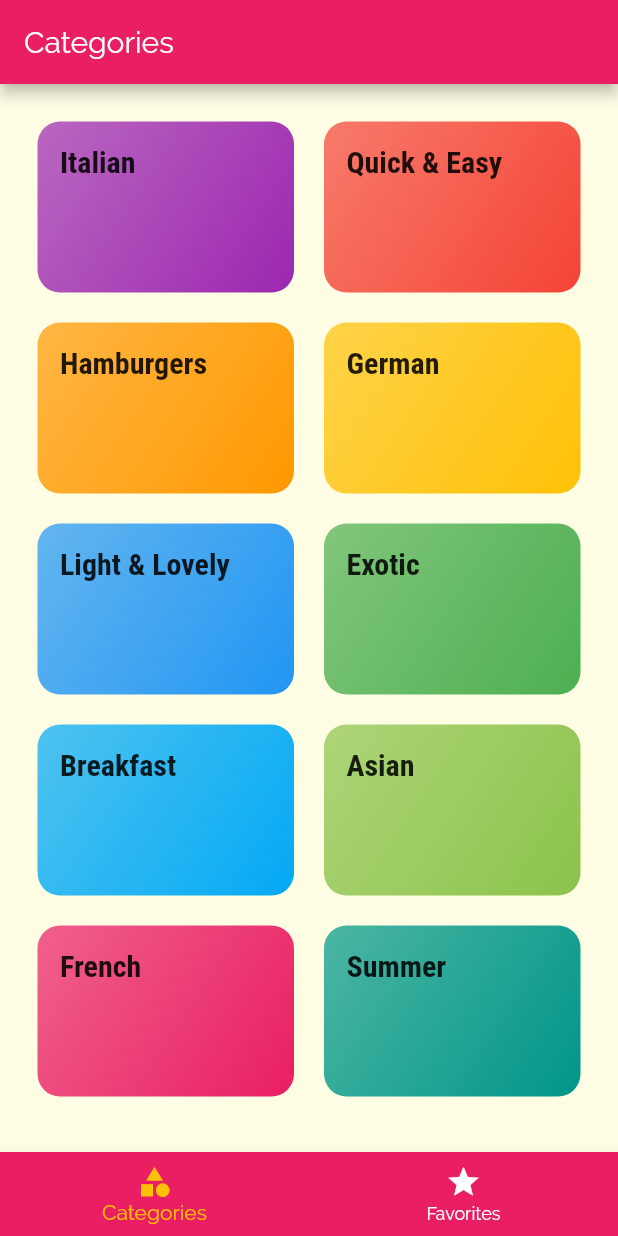
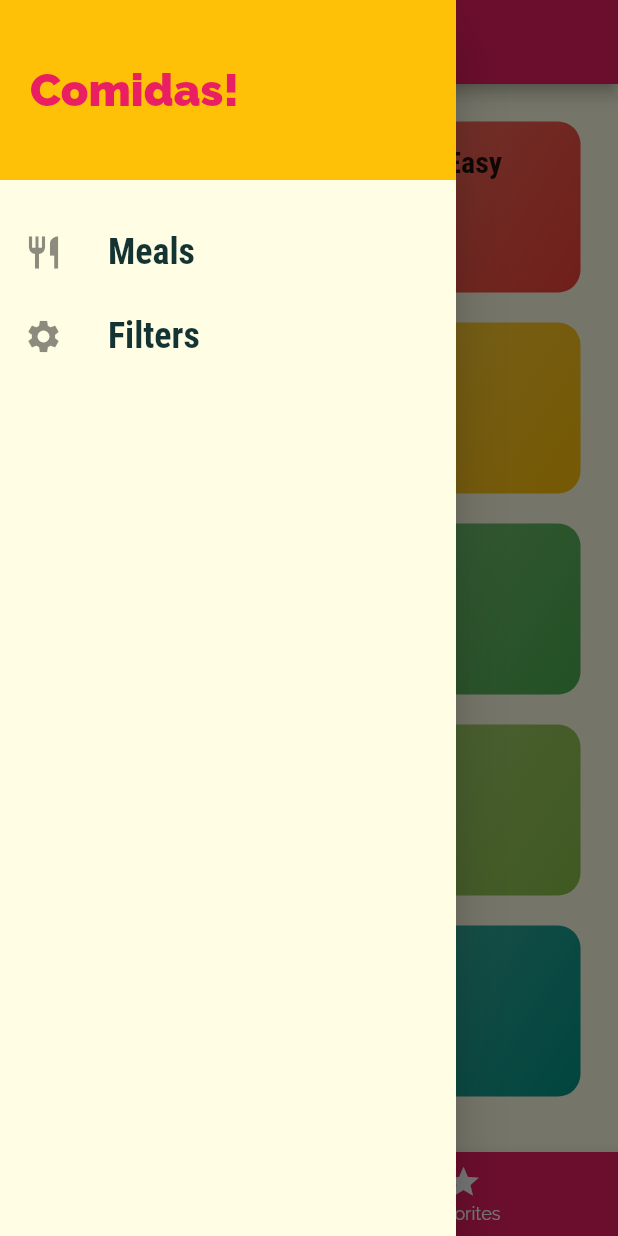
Before and after one commit to felipegabriel1942/curso-flutter-comidas-app, a Flutter app: the screen it shows after launch, with the side drawer open (before the commit the screen has no drawer), on a phone screen of 412 x 824 dp. Run offline on Flutter 3.47's test engine with Material 2 defaults, Android fonts, the phone set to English and light mode, and no system bars.

Commit message:
Incluido drawer

```diff
--- a/lib/screens/tabs_screen.dart
+++ b/lib/screens/tabs_screen.dart
@@ -1,6 +1,8 @@
+
 import 'package:flutter/material.dart';
 import './categories_screen.dart';
 import './favorites_screen.dart';
+import '../widgets/main_drawer.dart';
 
 class TabsScreen extends StatefulWidget {
   @override
@@ -27,6 +29,7 @@ class _TabsScreenState extends State<TabsScreen> {
       appBar: AppBar(
         title: Text(_pages[_selectedPageIndex]['title']),
       ),
+      drawer: MainDrawer(),
       body: _pages[_selectedPageIndex]['page'],
       bottomNavigationBar: BottomNavigationBar(
         onTap: _selectPage,
--- /dev/null
+++ b/lib/widgets/main_drawer.dart
@@ -0,0 +1,45 @@
+import 'package:flutter/material.dart';
+
+class MainDrawer extends StatelessWidget {
+  Widget buildListTile(String title, IconData icon) {
+    return ListTile(
+      leading: Icon(icon, size: 26),
+      title: Text(
+        title,
+        style: TextStyle(
+            fontFamily: 'RobotoCondensed',
+            fontSize: 24,
+            fontWeight: FontWeight.bold),
+      ),
+      onTap: () {},
+    );
+  }
+
+  @override
+  Widget build(BuildContext context) {
+    return Drawer(
+      child: Column(
+        children: <Widget>[
+          Container(
+              height: 120,
+              width: double.infinity,
+              padding: EdgeInsets.all(20),
+              alignment: Alignment.centerLeft,
+              color: Theme.of(context).accentColor,
+              child: Text(
+                'Comidas!',
+                style: TextStyle(
+                    fontWeight: FontWeight.w900,
+                    fontSize: 30,
+                    color: Theme.of(context).primaryColor),
+              )),
+          SizedBox(
+            height: 20,
+          ),
+          buildListTile('Meals', Icons.restaurant),
+          buildListTile('Filters', Icons.settings),
+        ],
+      ),
+    );
+  }
+}
```
